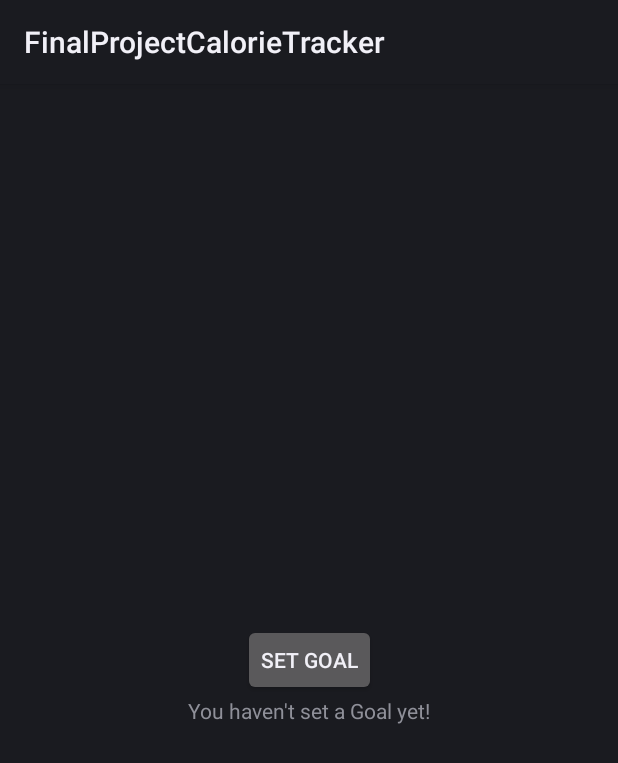
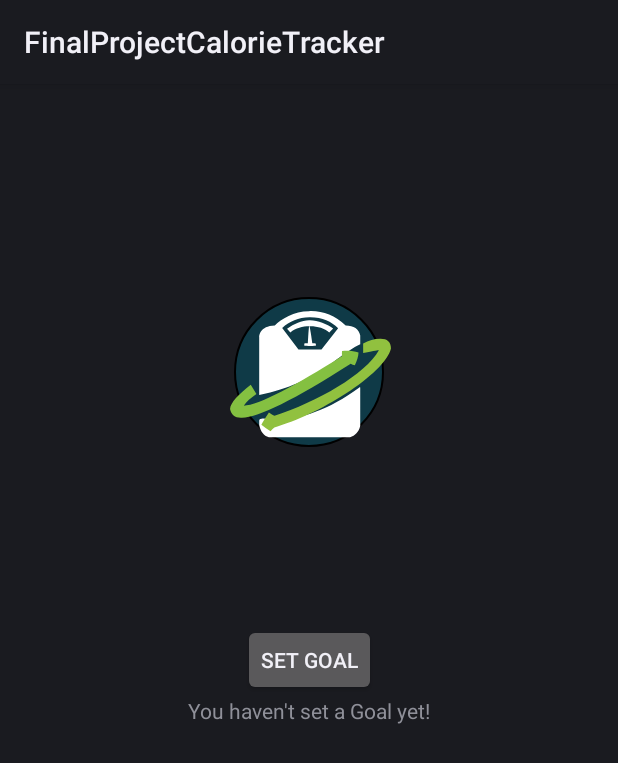
Before and after one commit to Calorie-Counters/FinalProjectCalorieTracker, an Android app: the fragment GoalsFragment shown on its own in the app's theme, on a phone screen of 412 x 824 dp. Shown: the top 763 px of the screen. Run offline under Robolectric (Android 15) with nearby library versions, the light colour scheme and no system bars; our stand-ins replace Firebase (no records; nobody signed in at launch, a user with empty details on screens opened directly), data binding.

Commit message:
minor tweaks

```diff
--- a/app/src/main/java/project/st991377867/marcin/data/model/DailyCalorieIntake.kt
+++ b/app/src/main/java/project/st991377867/marcin/data/model/DailyCalorieIntake.kt
@@ -1,6 +1,7 @@
 package project.st991377867.marcin.data.model
 
 import java.util.Date
+import kotlin.math.roundToInt
 
 class DailyCalorieIntake(
     recordDate: Date
@@ -17,6 +18,7 @@ class DailyCalorieIntake(
     }
     fun addItem(entryDate: Date, name: String, quantity: Double, kcal: Int){
         items.add(ItemEntry(entryDate, name, quantity, kcal))
-        totalCalories += kcal
+
+        totalCalories += (quantity * kcal).roundToInt()
     }
 }
--- a/app/src/main/java/project/st991377867/marcin/ui/goals/GoalsFragment.kt
+++ b/app/src/main/java/project/st991377867/marcin/ui/goals/GoalsFragment.kt
@@ -41,8 +41,14 @@ class GoalsFragment : Fragment() {
         viewModel = GoalsViewModel()
 
         MainScope().launch {
+            viewModel.run()
+            viewModel.currentGoal.observe(viewLifecycleOwner){
+                goalObserved(it)
+            }
             populate()
         }
+
+
         // save/update goal
         binding.goalsEditSaveButton.setOnClickListener {
             val goalStatement: String = binding.goalsEditGoalStatement.text.toString()
@@ -52,7 +58,7 @@ class GoalsFragment : Fragment() {
                 MainScope().launch {
 
                     viewModel.setNewGoal(goalStatement, calorie.toInt())
-
+                    viewModel.run()
                     populate()
                     binding.goalsEditGoalStatement.setText("")
                     binding.goalsEditCalorieTargetET.setText("")
@@ -73,6 +79,7 @@ class GoalsFragment : Fragment() {
         binding.goalsDeleteButton.setOnClickListener {
             MainScope().launch {
                 viewModel.deleteGoal()
+                goal = null
                 populate()
             }
         }
@@ -88,7 +95,7 @@ class GoalsFragment : Fragment() {
     }
 
     suspend fun populate(){
-        goal = viewModel.fetchGoal()
+        MainScope().launch {
             val dailyCalorieCount: Int = viewModel.getDailyCalorie()
             if (goal == null){
                 binding.goalsNoGoalGroup.visibility = View.VISIBLE
@@ -105,7 +112,14 @@ class GoalsFragment : Fragment() {
                 binding.goalsEditGoalGroup.visibility = View.GONE
             }
         }
+    }
 
+    fun goalObserved(g: Goal){
+        MainScope().launch {
+            goal = g
+            populate()
+        }
+    }
     override fun onActivityCreated(savedInstanceState: Bundle?) {
         super.onActivityCreated(savedInstanceState)
         viewModel = ViewModelProvider(this).get(GoalsViewModel::class.java)
--- a/app/src/main/java/project/st991377867/marcin/ui/goals/GoalsViewModel.kt
+++ b/app/src/main/java/project/st991377867/marcin/ui/goals/GoalsViewModel.kt
@@ -2,6 +2,8 @@ package project.st991377867.marcin.ui.goals
 
 import android.util.Log
 import android.widget.Toast
+import androidx.lifecycle.LiveData
+import androidx.lifecycle.MutableLiveData
 import androidx.lifecycle.ViewModel
 import com.google.firebase.Timestamp
 import com.google.firebase.auth.FirebaseAuth
@@ -15,6 +17,7 @@ import java.text.DateFormat
 import java.util.Date
 import java.text.SimpleDateFormat
 import java.util.Calendar
+import java.util.Currency
 import kotlin.math.roundToInt
 
 class GoalsViewModel : ViewModel() {
@@ -23,7 +26,40 @@ class GoalsViewModel : ViewModel() {
     val firebaseUserID = FirebaseAuth.getInstance().currentUser?.uid
     val dateFormat: DateFormat = SimpleDateFormat("dd/MM/yyyy")
     var goal: Goal? = null
-    //var pastGoals: MutableMap<String, Goal> = mutableMapOf()
+
+    protected val _currentGoal: MutableLiveData<Goal> = MutableLiveData<Goal>()
+
+    val currentGoal: LiveData<Goal>
+        get() = _currentGoal
+
+
+    suspend fun run(){
+
+        if (firebaseUserID != null){
+            //val goal: Goal? = fetchDocs()
+            var goal: Goal
+            //Log.d("GoalsFragment", "goal: ${_currentGoal.value?.id} Statement: ${_currentGoal.value?.goal}")
+            fireStoreDatabase.collection("goals")
+                .whereEqualTo("uid", firebaseUserID)
+                .get()
+                .addOnCompleteListener {
+                    if (it.isSuccessful){
+                        var goalDateMarker: Date = Calendar.getInstance().time
+                        for (document in it.result){
+                            val id = document.id
+                            val uid = document.data.getValue("uid").toString()
+                            val goalStatement = document.data.getValue("goal").toString()
+                            val calories = document.data.getValue("calories").toString()
+                            val date = (document.data.getValue("timestamp") as Timestamp).toDate()
+                            goal = Goal(id, uid, goalStatement, calories, dateFormat.format(date))
+                            Log.d("GoalsFragment", "goal: ${id} Statement: ${goalStatement}")
+                            _currentGoal.value = goal
+                        }
+                    }
+                }
+                .await()
+        }
+    }
 
     fun setNewGoal(goalStatement: String, goalCalories: Int){
         /*val nGoal: MutableMap<String, Any> = HashMap()
@@ -37,9 +73,9 @@ class GoalsViewModel : ViewModel() {
         val gdate: Date = cdate.time
 
         if (firebaseUserID != null){
-            if (goal != null){
+            if (currentGoal.value != null){
 
-                val newGoal: Goal = Goal(goal!!.id, firebaseUserID, goalStatement, goalCalories.toString(), gdate.toString())
+                val newGoal: Goal = Goal(currentGoal.value!!.id, firebaseUserID, goalStatement, goalCalories.toString(), gdate.toString())
                 fireStoreDatabase.collection("goals")
                     .document(newGoal.id)
                     .update("goal", newGoal.goal,
@@ -71,10 +107,11 @@ class GoalsViewModel : ViewModel() {
     }
 
     suspend fun deleteGoal(){
-        if (goal != null){
-            Log.d("GoalsFragment", "id: ${goal?.id}")
+        run()
+        if (currentGoal.value != null){
+            Log.d("GoalsFragment", "id: ${currentGoal.value?.id}")
             fireStoreDatabase.collection("goals")
-                .document(goal!!.id)
+                .document(currentGoal.value!!.id)
                 .delete()
                 .addOnCompleteListener {
                     if (it.isSuccessful) {
--- a/app/src/main/java/project/st991377867/marcin/ui/help/HelpEditFragment.kt
+++ b/app/src/main/java/project/st991377867/marcin/ui/help/HelpEditFragment.kt
@@ -47,6 +47,8 @@ class HelpEditFragment : Fragment(){
                 val text = binding.helpEditFragmentEditText.text.toString()
                 Log.d("HelpEditFrag", text)
                 viewModel.saveHelp(text)
+                val action = HelpEditFragmentDirections.actionHelpEditFragmentToNavHelp()
+                findNavController().navigate(action)
             }
         }
 
--- a/app/src/main/java/project/st991377867/marcin/ui/history/HistoryRecyclerView.kt
+++ b/app/src/main/java/project/st991377867/marcin/ui/history/HistoryRecyclerView.kt
@@ -38,6 +38,7 @@ class HistoryRecyclerView (private val recordList: List<DailyCalorieIntake>) : R
         } else {
             val displayText: StringBuffer = StringBuffer()
             displayText.append(String.format("\n%-32s\t%-20s\t%-10s\t%-10s\n","Date","Item Name", "Quantity", "Calories"))
+            displayText.append(String.format("%100s\n","").replace(" ", "-"))
             for (i in 0 .. recordList[position].items.size - 1){
                 val itemName: String
                 if (recordList[position].items[i].itemName.length > 20){
--- a/app/src/main/res/layout/fragment_goals.xml
+++ b/app/src/main/res/layout/fragment_goals.xml
@@ -32,8 +32,16 @@
                 android:layout_height="match_parent"
                 android:visibility="gone"
                 app:constraint_referenced_ids="goalsDailyCalorieLabel, goalsDailyCalorieActual
-                , goalsDailyCalorieGoal, goalsDailyCalorieSeparator, goalsDailyStatus, goalsSetDate
-                , goalsStatementLabel, goalsStatement, goalsSetDateLabel, goalsEditButton, goalsDeleteButton" />
+                , goalsDailyCalorieGoal, goalsDailyCalorieSeparator, goalsSetDate
+                , goalsStatementLabel, goalsStatement, goalsSetDateLabel, goalsEditButton, goalsDeleteButton"
+                tools:layout_editor_absoluteX="0dp"
+                tools:layout_editor_absoluteY="0dp" />
+    <!--        <androidx.constraintlayout.widget.Group
+                android:layout_width="match_parent"
+                android:layout_height="match_parent"
+                android:visibility="visible"
+                android:id="@+id/goalsIcon"
+                app:constraint_referenced_ids="logo, goalsDailyStatus"/>-->
 
             <androidx.constraintlayout.widget.Group
                 android:id="@+id/goalsEditGoalGroup"
@@ -112,13 +120,23 @@
                 android:text="1350" />
             <ImageView
                 android:id="@+id/goalsDailyStatus"
-                android:layout_width="30dp"
-                android:layout_height="30dp"
-                app:layout_constraintLeft_toLeftOf="@id/goalsDailyCalorieGoal"
+                android:layout_width="100dp"
+                android:layout_height="100dp"
+                app:layout_constraintLeft_toLeftOf="@id/goalsConstraintLayout"
                 app:layout_constraintRight_toRightOf="@id/goalsConstraintLayout"
-                app:layout_constraintTop_toTopOf="@id/goalsDailyCalorieLabel"
+                app:layout_constraintTop_toTopOf="@id/goalsConstraintLayout"
                 app:layout_constraintBottom_toBottomOf="@id/goalsDailyCalorieLabel"
                 android:background="@drawable/circle_shape"/>
+            <ImageView
+                android:layout_height="wrap_content"
+                android:layout_width="wrap_content"
+                android:scaleType="fitCenter"
+                app:layout_constraintLeft_toLeftOf="@id/goalsConstraintLayout"
+                app:layout_constraintRight_toRightOf="@id/goalsConstraintLayout"
+                app:layout_constraintTop_toTopOf="@id/goalsConstraintLayout"
+                app:layout_constraintBottom_toBottomOf="@id/goalsDailyCalorieLabel"
+                android:id="@+id/logo"
+                android:src="@drawable/logo"/>
             <TextView
                 android:id="@+id/goalsSetDateLabel"
                 android:layout_width="wrap_content"
@@ -188,6 +206,7 @@
                 android:id="@+id/goalsEditCalorieLabel"
                 android:layout_width="wrap_content"
                 android:layout_height="wrap_content"
+                android:layout_marginLeft="20dp"
                 app:layout_constraintLeft_toLeftOf="@id/goalsConstraintLayout"
                 app:layout_constraintRight_toLeftOf="@+id/goalsEditCalorieTargetET"
                 app:layout_constraintTop_toTopOf="@id/goalsConstraintLayout"
--- a/app/src/main/res/layout/fragment_history.xml
+++ b/app/src/main/res/layout/fragment_history.xml
@@ -38,13 +38,13 @@
             <androidx.recyclerview.widget.RecyclerView
                 android:id="@+id/historyView"
                 android:layout_width="match_parent"
-                android:layout_height="wrap_content"
+                android:layout_height="match_parent"
                 app:layout_constraintBottom_toBottomOf="parent"
                 app:layout_constraintTop_toBottomOf="@+id/sevenDays"
                 app:layout_constraintVertical_bias="0.0"
                 tools:layout_editor_absoluteX="0dp"
-                android:layout_marginBottom="40dp"
-                android:layout_marginTop="20dp"/>
+                android:layout_marginBottom="45dp"
+                android:layout_marginTop="130dp"/>
 
             <!--            <TextView
                             android:id="@+id/historyList"
```
Lines whose indentation alone changed are shown as unchanged.
